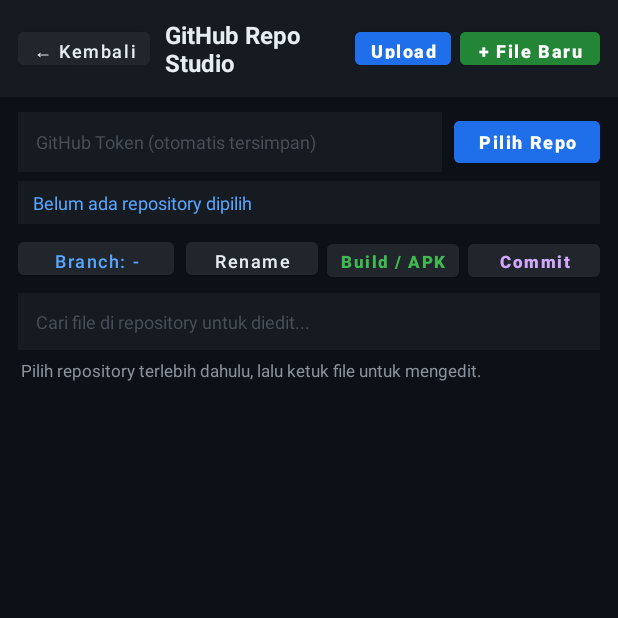
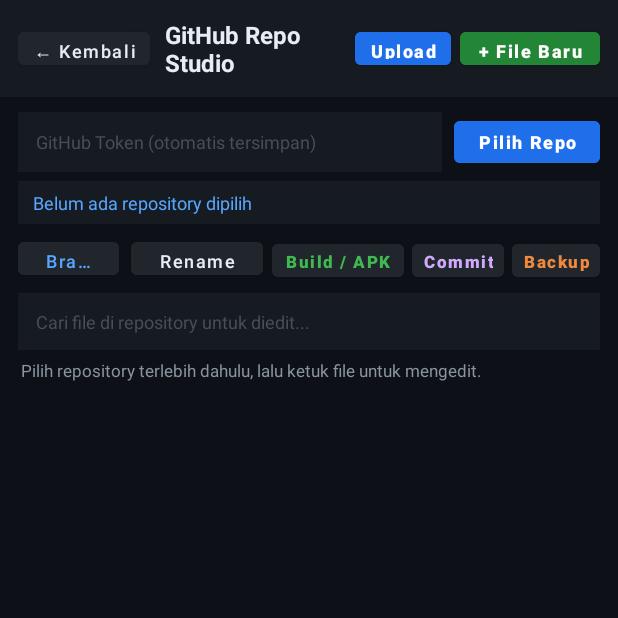
Before and after one commit to debukebab48-ops/RantingPohonTools, an Android app: the GithubStudioActivity screen opened directly, with no data from a screen before it, on a phone screen of 412 x 824 dp, the top half of it. Run offline under Robolectric (Android 15) with nearby library versions, the phone set to English and light mode, and no system bars.

Commit message:
[skip ci]

```diff
--- a/app/src/main/res/layout/activity_github_studio.xml
+++ b/app/src/main/res/layout/activity_github_studio.xml
@@ -165,12 +165,27 @@
                 android:id="@+id/btnStudioCommits"
                 android:layout_width="wrap_content"
                 android:layout_height="34dp"
-                android:layout_marginStart="6dp"
+                android:layout_marginStart="5dp"
                 android:backgroundTint="#21262D"
-                android:paddingHorizontal="8dp"
+                android:minWidth="0dp"
+                android:paddingHorizontal="7dp"
                 android:text="Commit"
                 android:textAllCaps="false"
                 android:textColor="#D2A8FF"
+                android:textSize="11sp"
+                android:textStyle="bold" />
+
+            <Button
+                android:id="@+id/btnStudioBackup"
+                android:layout_width="wrap_content"
+                android:layout_height="34dp"
+                android:layout_marginStart="5dp"
+                android:backgroundTint="#21262D"
+                android:minWidth="0dp"
+                android:paddingHorizontal="7dp"
+                android:text="Backup"
+                android:textAllCaps="false"
+                android:textColor="#F0883E"
                 android:textSize="11sp"
                 android:textStyle="bold" />
         </LinearLayout>
```
